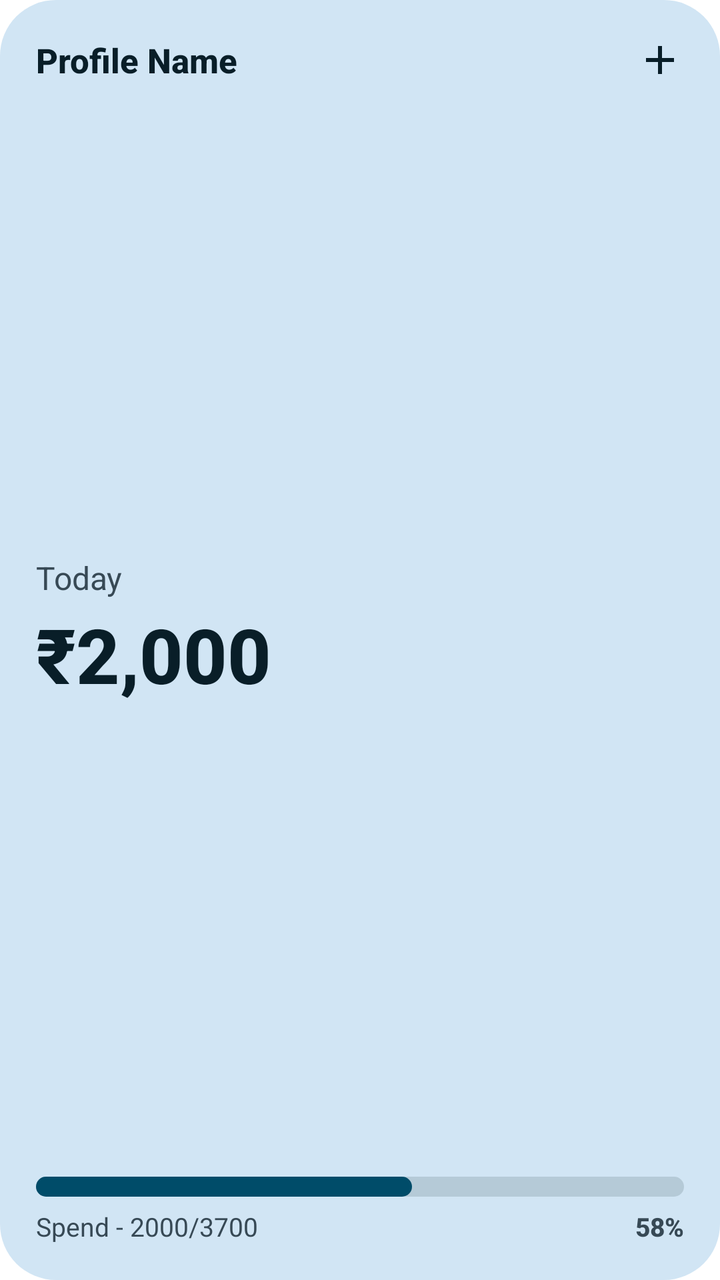
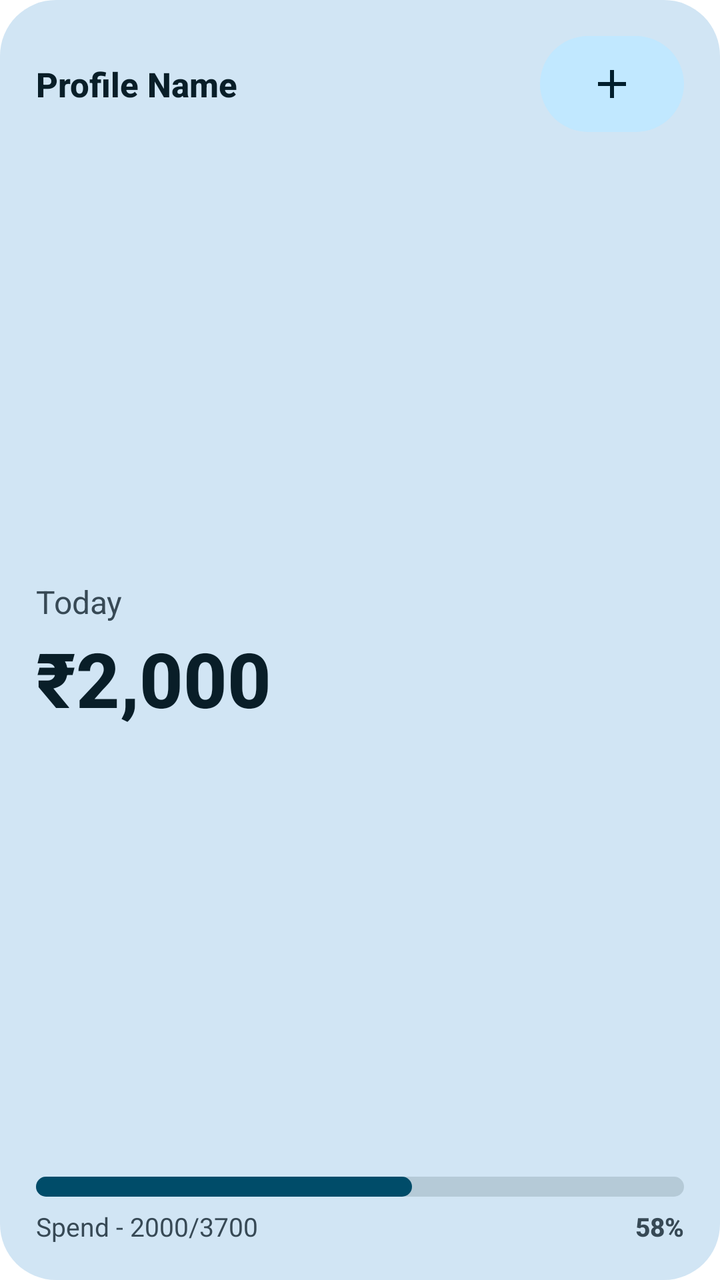

Compare the two renders of this Android layout. The source of the first and the diff that turns it into the second are given below.
<!-- AndroidManifest.xml: fallback theme Theme.MaterialComponents.DayNight.NoActionBar -->
<!-- res/layout/widget_expense_tracker_small.xml -->
<?xml version="1.0" encoding="utf-8"?>
<FrameLayout xmlns:android="http://schemas.android.com/apk/res/android"
    android:layout_width="match_parent"
    android:layout_height="match_parent">

    <LinearLayout
        android:id="@+id/widget_root"
        android:layout_width="match_parent"
        android:layout_height="match_parent"
        android:background="@drawable/widget_background_expense"
        android:clickable="true"
        android:focusable="true"
        android:orientation="vertical"
        android:paddingStart="18dp"
        android:paddingTop="18dp"
        android:paddingEnd="18dp"
        android:paddingBottom="18dp">

        
        <LinearLayout
            android:layout_width="match_parent"
            android:layout_height="wrap_content"
            android:gravity="center_vertical"
            android:orientation="horizontal">

            <TextView
                android:id="@+id/widget_company_name"
                android:layout_width="0dp"
                android:layout_height="wrap_content"
                android:layout_weight="1"
                android:ellipsize="end"
                android:fontFamily="sans-serif-medium"
                android:maxLines="1"
                android:text="Profile Name"
                android:textColor="@color/widget_expense_text"
                android:textSize="17sp"
                android:textStyle="bold" />

            <ImageView
                android:id="@+id/widget_expense_add_button"
                android:layout_width="24dp"
                android:layout_height="24dp"
                android:clickable="true"
                android:contentDescription="Add Expense"
                android:focusable="true"
                android:src="@drawable/ic_widget_add" />
        </LinearLayout>

        <FrameLayout
            android:layout_width="match_parent"
            android:layout_height="0dp"
            android:layout_weight="1" />

        
        <TextView
            android:id="@+id/widget_today_label"
            android:layout_width="wrap_content"
            android:layout_height="wrap_content"
            android:fontFamily="sans-serif"
            android:text="Today"
            android:textColor="@color/widget_expense_subtext"
            android:textSize="16sp" />

        
        <TextView
            android:id="@+id/widget_today_amount"
            android:layout_width="match_parent"
            android:layout_height="wrap_content"
            android:layout_marginTop="2dp"
            android:autoSizeMaxTextSize="42sp"
            android:autoSizeMinTextSize="18sp"
            android:autoSizeStepGranularity="1sp"
            android:autoSizeTextType="uniform"
            android:fontFamily="sans-serif-medium"
            android:maxLines="1"
            android:text="₹2,000"
            android:textColor="@color/widget_expense_text"
            android:textSize="38sp"
            android:textStyle="bold" />

        <FrameLayout
            android:layout_width="match_parent"
            android:layout_height="0dp"
            android:layout_weight="1" />

        
        <ProgressBar
            android:id="@+id/widget_expense_progress_bar"
            style="?android:attr/progressBarStyleHorizontal"
            android:layout_width="match_parent"
            android:layout_height="10dp"
            android:max="100"
            android:progress="58"
            android:progressDrawable="@drawable/widget_progress_bar_expense" />

        
        <LinearLayout
            android:layout_width="match_parent"
            android:layout_height="wrap_content"
            android:layout_marginTop="6dp"
            android:gravity="center_vertical"
            android:orientation="horizontal">

            <TextView
                android:id="@+id/widget_expense_spend_progress"
                android:layout_width="0dp"
                android:layout_height="wrap_content"
                android:layout_weight="1"
                android:ellipsize="end"
                android:fontFamily="sans-serif"
                android:maxLines="1"
                android:text="Spend - 2000/3700"
                android:textColor="@color/widget_expense_subtext"
                android:textSize="13sp" />

            <TextView
                android:id="@+id/widget_expense_spend_percent"
                android:layout_width="wrap_content"
                android:layout_height="wrap_content"
                android:fontFamily="sans-serif-medium"
                android:text="58%"
                android:textColor="@color/widget_expense_subtext"
                android:textSize="13sp"
                android:textStyle="bold" />
        </LinearLayout>

    </LinearLayout>
</FrameLayout>
<!-- resources referenced by this layout -->
<resources>
  <color name="widget_expense_subtext">@color/widget_on_surface_variant</color>
  <color name="widget_expense_text">@color/widget_on_surface</color>
  <!-- drawable ic_widget_add (drawable) -->
  <?xml version="1.0" encoding="utf-8"?>
  <vector xmlns:android="http://schemas.android.com/apk/res/android"
      android:width="24dp"
      android:height="24dp"
      android:viewportWidth="24"
      android:viewportHeight="24">
      <path
          android:fillColor="@color/widget_expense_text"
          android:pathData="M19,13h-6v6h-2v-6H5v-2h6V5h2v6h6v2z" />
  </vector>
  <!-- drawable widget_background_expense (drawable) -->
  <?xml version="1.0" encoding="utf-8"?>
  <shape xmlns:android="http://schemas.android.com/apk/res/android"
      android:shape="rectangle">
      <corners android:radius="28dp" />
      <solid android:color="@color/widget_expense_bg" />
  </shape>
  <!-- drawable widget_progress_bar_expense (drawable) -->
  <?xml version="1.0" encoding="utf-8"?>
  <layer-list xmlns:android="http://schemas.android.com/apk/res/android">
      <item android:id="@android:id/background">
          <shape android:shape="rectangle">
              <corners android:radius="8dp" />
              <solid android:color="@color/widget_expense_track" />
          </shape>
      </item>
      <item android:id="@android:id/progress">
          <scale android:scaleWidth="100%">
              <shape android:shape="rectangle">
                  <corners android:radius="8dp" />
                  <solid android:color="@color/widget_expense_fill" />
              </shape>
          </scale>
      </item>
  </layer-list>
  <color name="widget_on_surface_variant">#4A463F</color>
  <color name="widget_on_surface">#1D1B16</color>
  <color name="widget_expense_bg">@color/widget_bg</color>
  <color name="widget_expense_track">@color/widget_container_tonal</color>
  <color name="widget_expense_fill">@color/widget_inflow_indicator</color>
  <color name="widget_bg">#F2EDE8</color>
  <color name="widget_container_tonal">#E5DFD9</color>
  <color name="widget_inflow_indicator">#2D6A4F</color>
</resources>

<!-- the commit's change to res/layout/widget_expense_tracker_small.xml (unified diff, before → after) -->
@@ -38,8 +38,12 @@
 
             <ImageView
                 android:id="@+id/widget_expense_add_button"
-                android:layout_width="24dp"
-                android:layout_height="24dp"
+                android:layout_width="72dp"
+                android:layout_height="48dp"
+                android:layout_marginStart="8dp"
+                android:background="@drawable/widget_add_pill"
+                android:paddingHorizontal="24dp"
+                android:paddingVertical="12dp"
                 android:clickable="true"
                 android:contentDescription="Add Expense"
                 android:focusable="true"
<!-- resource entries referenced after the edit -->
@@ -10,9 +10,16 @@
       android:viewportWidth="24"
       android:viewportHeight="24">
       <path
-          android:fillColor="@color/widget_expense_text"
+          android:fillColor="@color/widget_on_add"
           android:pathData="M19,13h-6v6h-2v-6H5v-2h6V5h2v6h6v2z" />
   </vector>
+  <!-- drawable widget_add_pill (drawable) -->
+  <?xml version="1.0" encoding="utf-8"?>
+  <shape xmlns:android="http://schemas.android.com/apk/res/android"
+      android:shape="rectangle">
+      <corners android:radius="24dp" />
+      <solid android:color="@color/widget_add_background" />
+  </shape>
   <!-- drawable widget_background_expense (drawable) -->
   <?xml version="1.0" encoding="utf-8"?>
   <shape xmlns:android="http://schemas.android.com/apk/res/android"
@@ -40,6 +47,8 @@
   </layer-list>
   <color name="widget_on_surface_variant">#4A463F</color>
   <color name="widget_on_surface">#1D1B16</color>
+  <color name="widget_on_add">#001B3C</color>
+  <color name="widget_add_background">#D5E3FF</color>
   <color name="widget_expense_bg">@color/widget_bg</color>
   <color name="widget_expense_track">@color/widget_container_tonal</color>
   <color name="widget_expense_fill">@color/widget_inflow_indicator</color>
